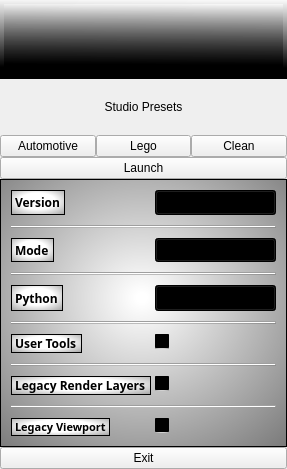
First picture: the form in UI/main.ui, repository SGSMarkNA/Software_Launcher, before the edit.
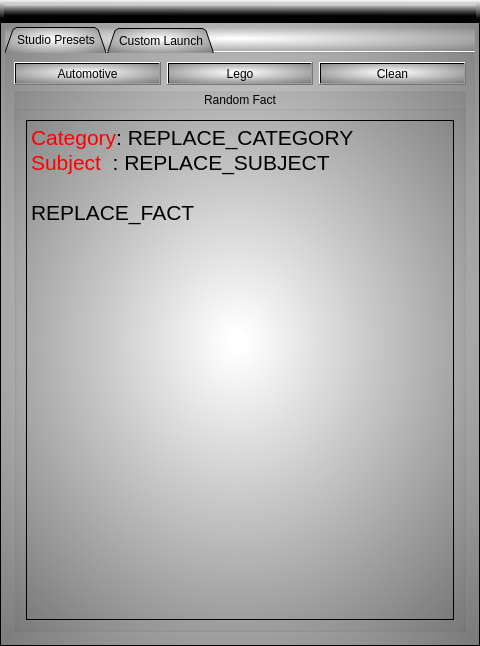
Second picture: the form after the edit. Icons and pictures are not drawn. Custom widgets are drawn as their Qt base class.

Commit message: Added Randome Facts and fixed Close Button

```diff
--- a/UI/main.ui
+++ b/UI/main.ui
@@ -6,10 +6,16 @@
    <rect>
     <x>0</x>
     <y>0</y>
-    <width>287</width>
-    <height>469</height>
+    <width>480</width>
+    <height>646</height>
    </rect>
   </property>
+  <property name="minimumSize">
+   <size>
+    <width>344</width>
+    <height>0</height>
+   </size>
+  </property>
   <property name="windowTitle">
    <string>Software Launcher</string>
   </property>
@@ -91,50 +97,7 @@
        </widget>
       </item>
       <item>
-       <layout class="QVBoxLayout" name="verticalLayout_4">
-        <item>
-         <widget class="QLabel" name="label_2">
-          <property name="text">
-           <string>Studio Presets</string>
-          </property>
-          <property name="alignment">
-           <set>Qt::AlignCenter</set>
-          </property>
-         </widget>
-        </item>
-        <item>
-         <layout class="QHBoxLayout" name="horizontalLayout_2">
-          <item>
-           <widget class="QPushButton" name="AutomotiveButton">
-            <property name="text">
-             <string>Automotive</string>
-            </property>
-           </widget>
-          </item>
-          <item>
-           <widget class="QPushButton" name="LegoButton">
-            <property name="text">
-             <string>Lego</string>
-            </property>
-           </widget>
-          </item>
-          <item>
-           <widget class="QPushButton" name="CleanButton">
-            <property name="text">
-             <string>Clean</string>
-            </property>
-           </widget>
-          </item>
-         </layout>
-        </item>
-       </layout>
-      </item>
-      <item>
-       <widget class="QPushButton" name="LaunchButton">
-        <property name="text">
-         <string>Launch</string>
-        </property>
-       </widget>
+       <layout class="QVBoxLayout" name="verticalLayout_4"/>
       </item>
       <item>
        <widget class="QFrame" name="frame">
@@ -164,6 +127,107 @@
           <number>4</number>
          </property>
          <item>
+          <widget class="QTabWidget" name="tabWidget">
+           <property name="tabPosition">
+            <enum>QTabWidget::North</enum>
+           </property>
+           <property name="tabShape">
+            <enum>QTabWidget::Triangular</enum>
+           </property>
+           <property name="currentIndex">
+            <number>0</number>
+           </property>
+           <property name="usesScrollButtons">
+            <bool>false</bool>
+           </property>
+           <property name="documentMode">
+            <bool>true</bool>
+           </property>
+           <widget class="QWidget" name="StudioPresets_Tab">
+            <attribute name="title">
+             <string>Studio Presets</string>
+            </attribute>
+            <layout class="QVBoxLayout" name="verticalLayout_6">
+             <item>
+              <layout class="QGridLayout" name="gridLayout">
+               <item row="0" column="2">
+                <widget class="QPushButton" name="CleanButton">
+                 <property name="sizePolicy">
+                  <sizepolicy hsizetype="Minimum" vsizetype="Fixed">
+                   <horstretch>0</horstretch>
+                   <verstretch>0</verstretch>
+                  </sizepolicy>
+                 </property>
+                 <property name="text">
+                  <string>Clean</string>
+                 </property>
+                </widget>
+               </item>
+               <item row="0" column="0">
+                <widget class="QPushButton" name="AutomotiveButton">
+                 <property name="sizePolicy">
+                  <sizepolicy hsizetype="Minimum" vsizetype="Fixed">
+                   <horstretch>0</horstretch>
+                   <verstretch>0</verstretch>
+                  </sizepolicy>
+                 </property>
+                 <property name="text">
+                  <string>Automotive</string>
+                 </property>
+                </widget>
+               </item>
+               <item row="0" column="1">
+                <widget class="QPushButton" name="LegoButton">
+                 <property name="sizePolicy">
+                  <sizepolicy hsizetype="Minimum" vsizetype="Fixed">
+                   <horstretch>0</horstretch>
+                   <verstretch>0</verstretch>
+                  </sizepolicy>
+                 </property>
+                 <property name="text">
+                  <string>Lego</string>
+                 </property>
+                </widget>
+               </item>
+              </layout>
+             </item>
+             <item>
+              <widget class="QGroupBox" name="groupBox">
+               <property name="title">
+                <string>Random Fact</string>
+               </property>
+               <property name="alignment">
+                <set>Qt::AlignCenter</set>
+               </property>
+               <property name="flat">
+                <bool>false</bool>
+               </property>
+               <layout class="QVBoxLayout" name="verticalLayout_7">
+                <item>
+                 <widget class="QTextBrowser" name="Random_Facts_Text">
+                  <property name="html">
+                   <string>&lt;!DOCTYPE HTML PUBLIC &quot;-//W3C//DTD HTML 4.0//EN&quot; &quot;http://www.w3.org/TR/REC-html40/strict.dtd&quot;&gt;
+&lt;html&gt;&lt;head&gt;&lt;meta name=&quot;qrichtext&quot; content=&quot;1&quot; /&gt;&lt;style type=&quot;text/css&quot;&gt;
+p, li { white-space: pre-wrap; }
+&lt;/style&gt;&lt;/head&gt;&lt;body style=&quot; font-family:'MS Shell Dlg 2'; font-size:15.75pt; font-weight:400; font-style:normal;&quot;&gt;
+&lt;p style=&quot; margin-top:0px; margin-bottom:0px; margin-left:0px; margin-right:0px; -qt-block-indent:0; text-indent:0px;&quot;&gt;&lt;span style=&quot; color:#ff0000;&quot;&gt;Category&lt;/span&gt;: REPLACE_CATEGORY&lt;/p&gt;
+&lt;p style=&quot; margin-top:0px; margin-bottom:0px; margin-left:0px; margin-right:0px; -qt-block-indent:0; text-indent:0px;&quot;&gt;&lt;span style=&quot; color:#ff0000;&quot;&gt;Subject&lt;/span&gt;  : REPLACE_SUBJECT&lt;/p&gt;
+&lt;p style=&quot;-qt-paragraph-type:empty; margin-top:0px; margin-bottom:0px; margin-left:0px; margin-right:0px; -qt-block-indent:0; text-indent:0px;&quot;&gt;&lt;br /&gt;&lt;/p&gt;
+&lt;p style=&quot; margin-top:0px; margin-bottom:0px; margin-left:0px; margin-right:0px; -qt-block-indent:0; text-indent:0px;&quot;&gt;REPLACE_FACT&lt;/p&gt;&lt;/body&gt;&lt;/html&gt;</string>
+                  </property>
+                 </widget>
+                </item>
+               </layout>
+              </widget>
+             </item>
+            </layout>
+           </widget>
+           <widget class="QWidget" name="Custom_Launch_Tab">
+            <attribute name="title">
+             <string>Custom Launch</string>
+            </attribute>
+            <layout class="QVBoxLayout" name="verticalLayout_5">
+             <item>
           <layout class="QFormLayout" name="formLayout">
            <property name="sizeConstraint">
             <enum>QLayout::SetMinimumSize</enum>
@@ -172,7 +236,7 @@
             <enum>QFormLayout::AllNonFixedFieldsGrow</enum>
            </property>
            <property name="labelAlignment">
-            <set>Qt::AlignJustify|Qt::AlignVCenter</set>
+                <set>Qt::AlignRight|Qt::AlignTrailing|Qt::AlignVCenter</set>
            </property>
            <property name="verticalSpacing">
             <number>10</number>
@@ -194,6 +258,7 @@
              <property name="font">
               <font>
                <family>OpenSymbol</family>
+                   <pointsize>8</pointsize>
                <weight>75</weight>
                <bold>true</bold>
               </font>
@@ -241,6 +306,7 @@
              <property name="font">
               <font>
                <family>OpenSymbol</family>
+                   <pointsize>8</pointsize>
                <weight>75</weight>
                <bold>true</bold>
                <stylestrategy>PreferAntialias</stylestrategy>
@@ -287,6 +353,7 @@
              <property name="font">
               <font>
                <family>OpenSymbol</family>
+                   <pointsize>8</pointsize>
                <weight>75</weight>
                <bold>true</bold>
               </font>
@@ -332,6 +399,7 @@
              <property name="font">
               <font>
                <family>OpenSymbol</family>
+                   <pointsize>8</pointsize>
                <weight>75</weight>
                <bold>true</bold>
               </font>
@@ -368,6 +436,7 @@
              <property name="font">
               <font>
                <family>OpenSymbol</family>
+                   <pointsize>8</pointsize>
                <weight>75</weight>
                <bold>true</bold>
               </font>
@@ -473,17 +542,21 @@
            </item>
           </layout>
          </item>
-        </layout>
-       </widget>
-      </item>
-     </layout>
-    </widget>
-   </item>
    <item>
-    <widget class="QPushButton" name="pushButton">
+              <widget class="QPushButton" name="LaunchButton">
      <property name="text">
-      <string>Exit</string>
-     </property>
+                <string>Launch</string>
+               </property>
+              </widget>
+             </item>
+            </layout>
+           </widget>
+          </widget>
+         </item>
+        </layout>
+       </widget>
+      </item>
+     </layout>
     </widget>
    </item>
   </layout>
```
Left out of the diff: 21 changed lines with no effect on the pictures. Lines whose indentation alone changed are shown as unchanged. The commit also changes 4 other files.
